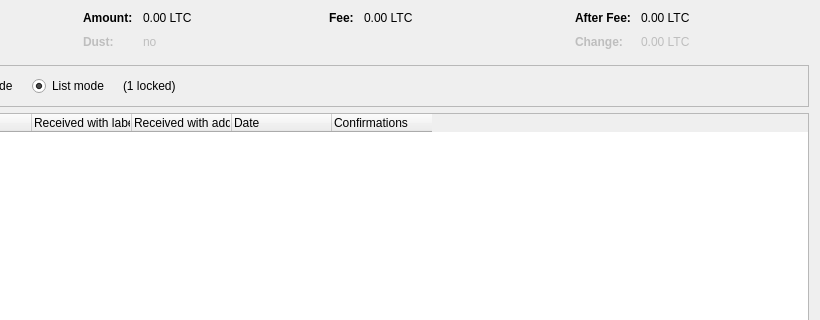
Above: src/qt/forms/coincontroldialog.ui from sumcoinlabs/sumcoin before the change; both pictures show x 180 to 1000 and y 0 to 320 of the 1000 by 500 pixel window. Below: the same form after it.
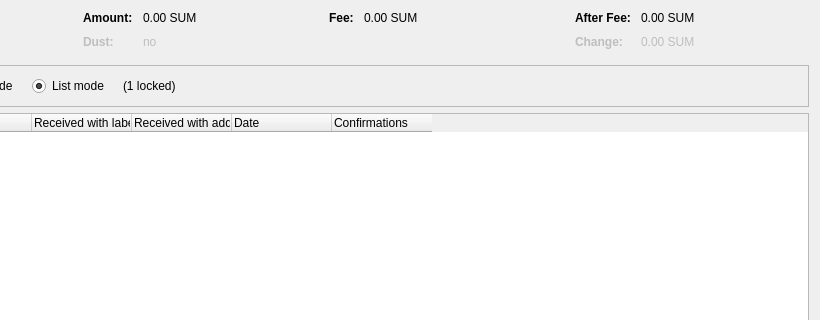
That is the form after the change. Custom widgets are drawn as their Qt base class.

Patch:
```diff
--- a/src/qt/forms/coincontroldialog.ui
+++ b/src/qt/forms/coincontroldialog.ui
@@ -132,7 +132,7 @@
           <enum>Qt::ActionsContextMenu</enum>
          </property>
          <property name="text">
-          <string notr="true">0.00 LTC</string>
+          <string notr="true">0.00 SUM</string>
          </property>
          <property name="textInteractionFlags">
           <set>Qt::LinksAccessibleByMouse|Qt::TextSelectableByKeyboard|Qt::TextSelectableByMouse</set>
@@ -212,7 +212,7 @@
           <enum>Qt::ActionsContextMenu</enum>
          </property>
          <property name="text">
-          <string notr="true">0.00 LTC</string>
+          <string notr="true">0.00 SUM</string>
          </property>
          <property name="textInteractionFlags">
           <set>Qt::LinksAccessibleByMouse|Qt::TextSelectableByKeyboard|Qt::TextSelectableByMouse</set>
@@ -257,7 +257,7 @@
           <enum>Qt::ActionsContextMenu</enum>
          </property>
          <property name="text">
-          <string notr="true">0.00 LTC</string>
+          <string notr="true">0.00 SUM</string>
          </property>
          <property name="textInteractionFlags">
           <set>Qt::LinksAccessibleByMouse|Qt::TextSelectableByKeyboard|Qt::TextSelectableByMouse</set>
@@ -292,7 +292,7 @@
           <enum>Qt::ActionsContextMenu</enum>
          </property>
          <property name="text">
-          <string notr="true">0.00 LTC</string>
+          <string notr="true">0.00 SUM</string>
          </property>
          <property name="textInteractionFlags">
           <set>Qt::LinksAccessibleByMouse|Qt::TextSelectableByKeyboard|Qt::TextSelectableByMouse</set>
```
